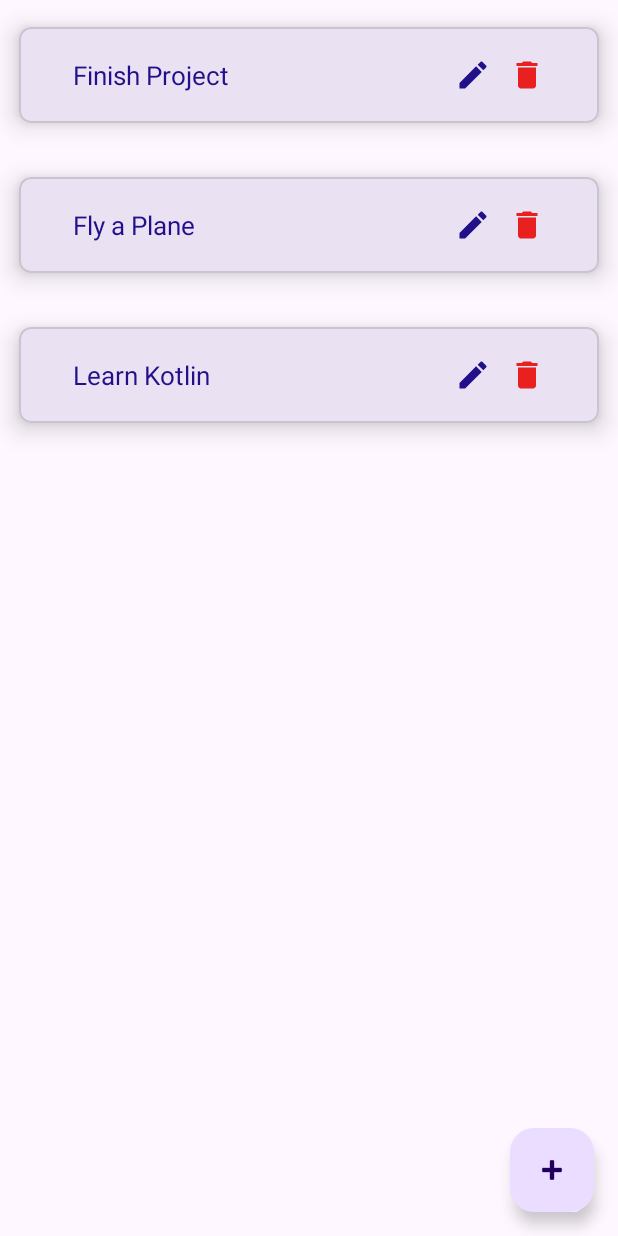
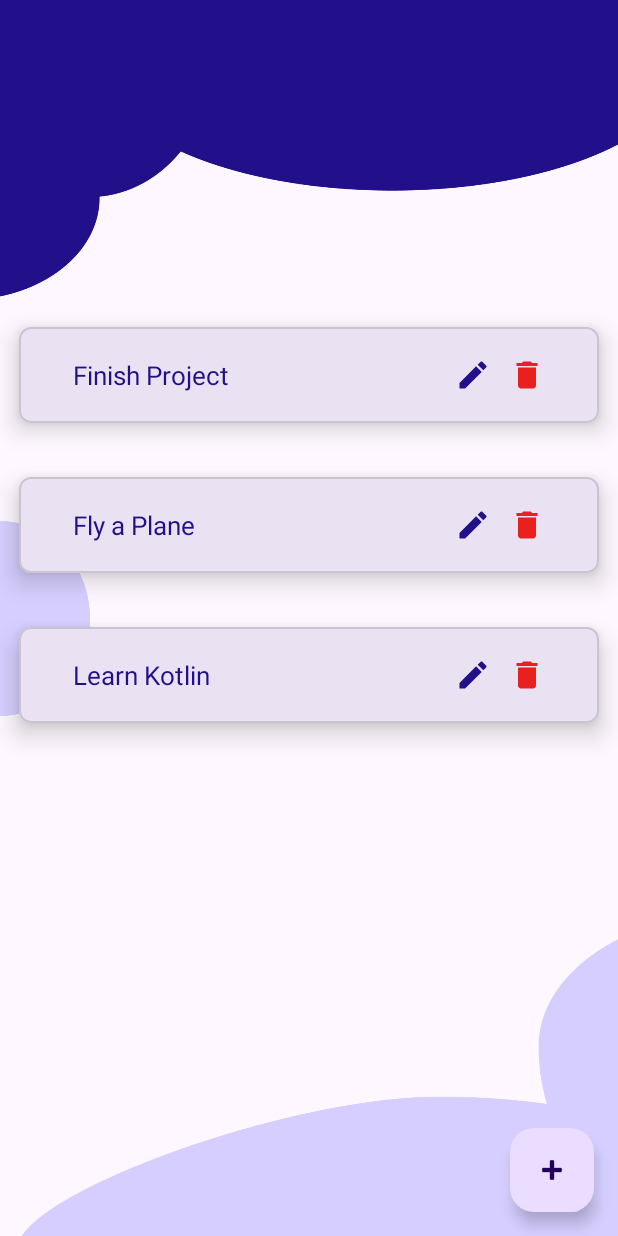
Before and after one commit to Loaysherif/Taskly, an Android app: the screen it shows after launch (MainActivity), on a phone screen of 412 x 824 dp. Run offline under Robolectric (Android 15) with nearby library versions, the phone set to English and light mode, and no system bars; our stand-ins replace data binding.

```diff
--- a/app/src/main/res/layout/fragment_list.xml
+++ b/app/src/main/res/layout/fragment_list.xml
@@ -7,16 +7,51 @@
     tools:context=".ListFragment">
 
     <!-- LinearLayout containing TextInputEditTexts and Button -->
+    <ImageView
+        android:id="@+id/imageView"
+        android:layout_width="wrap_content"
+        android:layout_height="200dp"
+        android:scaleType="fitXY"
+        android:src="@drawable/design_one"
+        app:layout_constraintEnd_toEndOf="parent"
+        app:layout_constraintHorizontal_bias="0.5"
+        app:layout_constraintStart_toStartOf="parent"
+        app:layout_constraintTop_toTopOf="parent" />
+
+    <ImageView
+        android:id="@+id/imageView2"
+        android:layout_width="60dp"
+        android:layout_height="130dp"
+        android:scaleType="fitXY"
+        android:src="@drawable/ellipse_one"
+        app:layout_constraintBottom_toBottomOf="parent"
+        app:layout_constraintStart_toStartOf="parent"
+        app:layout_constraintTop_toTopOf="parent" />
+
+
+    <ImageView
+        android:id="@+id/imageView3"
+        android:layout_width="0dp"
+        android:layout_height="210dp"
+        android:layout_marginStart="12dp"
+        android:scaleType="fitXY"
+        android:src="@drawable/design_two"
+        app:layout_constraintBottom_toBottomOf="parent"
+        app:layout_constraintEnd_toEndOf="parent"
+        app:layout_constraintHorizontal_bias="0.5"
+        app:layout_constraintStart_toStartOf="parent" />
+
 
     <!-- RecyclerView -->
     <androidx.recyclerview.widget.RecyclerView
         android:id="@+id/mylist"
         android:layout_width="0dp"
         android:layout_height="0dp"
-        app:layout_constraintTop_toTopOf="parent"
-        app:layout_constraintBottom_toTopOf="@id/fabAdd"
+        app:layout_constraintBottom_toBottomOf="parent"
+        app:layout_constraintEnd_toEndOf="parent"
         app:layout_constraintStart_toStartOf="parent"
-        app:layout_constraintEnd_toEndOf="parent" />
+        app:layout_constraintHorizontal_bias="0.5"
+        app:layout_constraintTop_toBottomOf="@+id/imageView" />
 
     <!-- TextView for empty state -->
     <TextView
```
